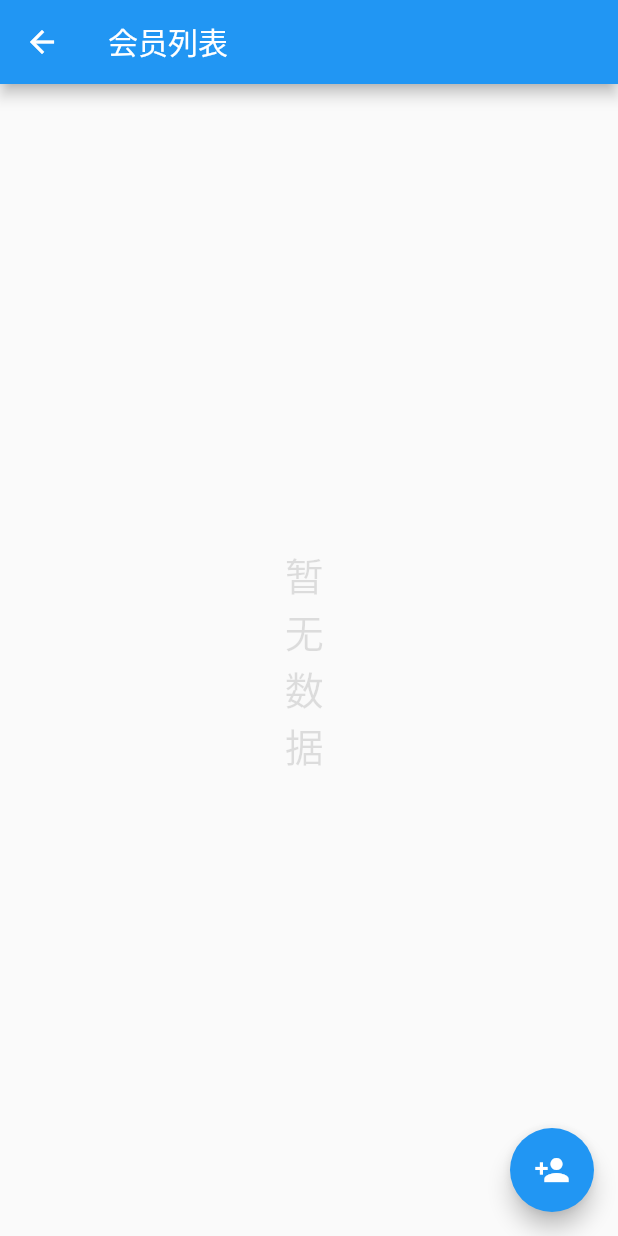
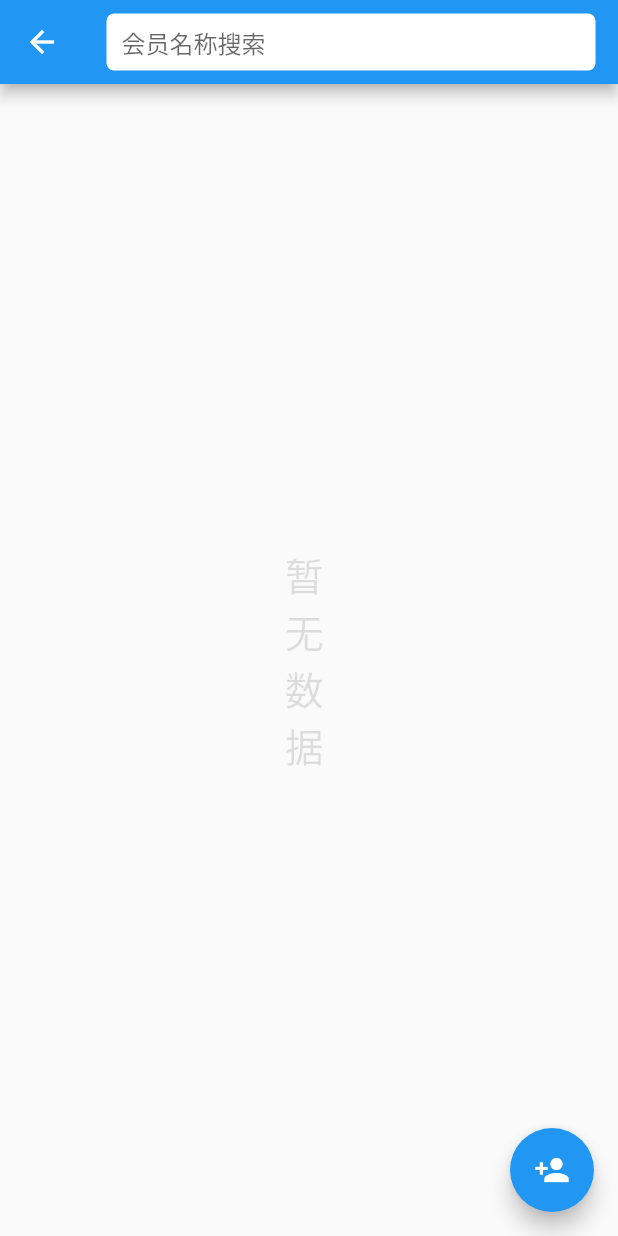
Before and after one commit to HHHHex/CourseManagement, a Flutter app: the MemberListScaffold screen opened directly, on a phone screen of 412 x 824 dp. Run offline on Flutter 3.47's test engine with Material 2 defaults, Android fonts, the phone set to English and light mode, and no system bars; our stand-ins replace date_format, fluttertoast, sqflite; missing offline and left inert: dart:ffi; accounts and stored records are empty.

Commit message:
新增会员名搜索功能

```diff
--- a/lib/Scene/Management/Member/MemberListScaffold.dart
+++ b/lib/Scene/Management/Member/MemberListScaffold.dart
@@ -1,63 +1,117 @@
-import 'package:boxing_lessons/General/Scaffold/ListScaffold.dart';
+import 'package:boxing_lessons/General/Widget/EmptyPage.dart';
 import 'package:boxing_lessons/Scene/Management/Member/Presenter/MemberListPresenter.dart';
 import 'package:boxing_lessons/Scene/Management/Member/Model/MemberModel.dart';
 import 'package:boxing_lessons/Scene/Management/Member/MemberDetailScaffold.dart';
 import 'package:flutter/material.dart';
 
-class MemberListScaffold extends ListScaffold {
+enum MemberListType {
+  scan,
+  selection,
+}
+
+class MemberListScaffold extends StatefulWidget {
+
+  MemberListType type = MemberListType.scan;
 
   MemberListScaffold();
-  MemberListScaffold.selection():super.selection();
+
+  MemberListScaffold.selection() {
+    this.type = MemberListType.selection;
+  }
 
   @override
-  ListScaffoldState<ListScaffold> getState() => _MemberListScaffoldState();
+  State<StatefulWidget> createState() {
+    return _MemberListScaffoldState();
+  }
 }
 
-class _MemberListScaffoldState extends ListScaffoldState<MemberListScaffold>  implements MemberListProtocol {
+class _MemberListScaffoldState extends State<MemberListScaffold>
+    implements MemberListProtocol {
+
+  TextEditingController _editingController = new TextEditingController();
+
+  FocusNode _focusNode = FocusNode();
+
+  bool _searching = false;
+
   MemberListPresenter _presenter;
+
+  void dispose() {
+    super.dispose();
+    //释放
+    _focusNode.dispose();
+  }
+
+  @override
+  void initState() {
+    super.initState();
+    _presenter.fetchData(_editingController.text);
+    _focusNode.addListener(() {
+      if (_focusNode.hasFocus) {
+        setState(() {
+          _searching = true;
+        });
+      } else {
+        setState(() {
+          _searching = false;
+        });
+        _presenter.fetchData(_editingController.text);
+      }
+    });
+  }
+
+  @override
+  Widget build(BuildContext context) {
+    return Scaffold(
+      appBar: _getAppBar(),
+      body: _viewByListCount(),
+      floatingActionButton: _getActionButton(),
+    );
+  }
 
   _MemberListScaffoldState() {
     _presenter = MemberListPresenter(this);
   }
 
-  @override
-  void initState() {
-    super.initState();
-    _presenter.fetchData();
-  }
-
-  @override
-  String getTitle() {
-    return "会员列表";
-  }
-
-  @override
-  IconData getAddIcon() {
-    return Icons.person_add_sharp;
+  Widget _viewByListCount() {
+    if (_presenter.models.length == 0) {
+      return EmptyPage();
+    }
+    return ListView.builder(
+      itemBuilder: (BuildContext context, int index) {
+        return _getItemAtIndex(index);
+      },
+      itemCount: _presenter.models.length,
+    );
   }
 
   @override
   void onClickIndex(int index) {
-    MemberModel model = this.widget.list[index];
-    if (this.widget.type == ListScaffoldType.scan) {
-      Navigator.of(context).push(MaterialPageRoute(builder: (context) => MemberDetailScaffold.withId(model.id))).then((value){
-        _presenter.fetchData();
+    MemberModel model = _presenter.models[index];
+    if (this.widget.type == MemberListType.scan) {
+      Navigator.of(context).push(MaterialPageRoute(
+          builder: (context) => MemberDetailScaffold.withId(model.id))).then((
+          value) {
+        _presenter.fetchData(_editingController.text);
       });
-    } else if (this.widget.type == ListScaffoldType.selection) {
+    } else if (this.widget.type == MemberListType.selection) {
       Navigator.pop(context, model);
     }
   }
 
   void onClickAdd(BuildContext context) {
-    Navigator.of(context).push(MaterialPageRoute(builder: (context) => MemberDetailScaffold.add())).then((value){
-      _presenter.fetchData();
+    Navigator.of(context)
+        .push(
+        MaterialPageRoute(builder: (context) => MemberDetailScaffold.add()))
+        .then((value) {
+      _presenter.fetchData(_editingController.text);
     });
   }
 
   @override
-  Widget getItemAtIndex(int index) {
-    MemberModel model = this.widget.list[index];
-    return listItem(Icons.person, model.name, model.descript, index);
+  Widget _getItemAtIndex(int index) {
+    MemberModel model = _presenter.models[index];
+    return _listItem(Icons.person, model.name, model.descript, index);
   }
 
   @override
@@ -66,10 +120,114 @@ class _MemberListScaffoldState extends ListScaffoldState<MemberListScaffold>  im
   }
 
   @override
-  void reloadWithMembers(List<MemberModel> members) {
+  void reloadData() {
     setState(() {
-      this.widget.list = members;
     });
   }
 
+  Widget _getActionButton() {
+    if (this.widget.type == MemberListType.scan) {
+      return FloatingActionButton(
+          onPressed: () {
+            onClickAdd(context);
+          },
+          child: Icon(Icons.person_add_sharp));
+    } else {
+      return null;
+    }
+  }
+
+  Widget _listItem(IconData icon, String title, String detail, int index) {
+    return Container(
+        child: GestureDetector(
+          child: Container(
+            height: 60,
+            child: ListTile(
+              leading: Icon(icon),
+              title: Text(title),
+              subtitle: Text(detail),
+            ),
+            decoration: BoxDecoration(
+                border: Border(
+                    bottom: BorderSide(width: 1, color: Color(0xffe5e5e5)))
+            ),
+          ),
+          onTap: () {
+            onClickIndex(index);
+          },
+        )
+    );
+  }
+
+  Widget _getAppBar() {
+    return AppBar(
+      titleSpacing: 15,
+      title:
+      Container(
+        decoration: new BoxDecoration(
+          color: Colors.white,
+          borderRadius: BorderRadius.all(Radius.circular(5.0)),
+        ),
+        alignment: Alignment.center,
+        height: 38,
+        child: Container(
+          alignment: Alignment.center,
+          padding: EdgeInsets.fromLTRB(10, 0, 10, 0),
+          margin: EdgeInsets.all(0),
+          child: TextField(
+            controller: _editingController,
+            focusNode: _focusNode,
+            decoration: InputDecoration(
+              hintText: "会员名称搜索",
+              contentPadding: EdgeInsets.all(0),
+              border: OutlineInputBorder(
+                borderSide: BorderSide(
+                  color: Colors.transparent,
+                ),
+              ),
+              enabledBorder: OutlineInputBorder(
+                borderSide: BorderSide(
+                  color: Colors.transparent,
+                ),
+              ),
+              disabledBorder: OutlineInputBorder(
+                borderSide: BorderSide(
+                  color: Colors.transparent,
+                ),
+              ),
+              focusedBorder: OutlineInputBorder(
+                borderSide: BorderSide(
+                  color: Colors.transparent,
+                ),
+              ),
+            ),
+            textAlign: TextAlign.left,
+          ),
+        ),
+      ),
+      actions: _getActions(),
+    );
+  }
+
+  List<Widget> _getActions() {
+    if (_searching) {
+      return [
+        InkWell(
+          child:
+          Container(width: 50, height: 50,
+            child: Center(child:
+            Text("取消"),
+            ),
+          ),
+          onTap: () {
+            _focusNode.unfocus();
+          },
+        )
+      ];
+    } else {
+      return [];
+    }
+
+  }
+
 }
--- a/lib/Service/DataBaseManager.dart
+++ b/lib/Service/DataBaseManager.dart
@@ -26,8 +26,8 @@ class DataBaseManager {
   final _dbName = 'USER.db';
   final _sql_create_table_lesson = 'CREATE TABLE $lesson (id INTEGER PRIMARY KEY, lesson_name TEXT, duration REAL, price REAL, coach_id INTEGER, descript TEXT, create_time INTEGER, modify_time INTEGER)';
   final _sql_create_table_coach = 'CREATE TABLE $coach (id INTEGER PRIMARY KEY, coach_name TEXT, number Text, gender INTEGER, descript TEXT, create_time INTEGER, modify_time INTEGER)';
-  final _sql_create_table_member = 'CREATE TABLE $member (id INTEGER PRIMARY KEY, member_name TEXT, gender INTEGER, birth_day INTEGER, contact TEXT, coach_id INTEGER, descript TEXT, create_time INTEGER, modify_time INTEGER)';
-  final _sql_create_table_order = 'CREATE TABLE $order (id INTEGER PRIMARY KEY, member_id INTEGER, coach_id INTEGER, lesson_id INTEGER, total_times INTEGER, remain_times INTEGER, single_price REAL, earning REAL, expire_time INTEGER, descript TEXT, create_time INTEGER, modify_time INTEGER)';
+  final _sql_create_table_member = 'CREATE TABLE $member (id INTEGER PRIMARY KEY, member_name TEXT, pin_yin TEXT, gender INTEGER, birth_day INTEGER, contact TEXT, coach_id INTEGER, descript TEXT, create_time INTEGER, modify_time INTEGER)';
+  final _sql_create_table_order = 'CREATE TABLE $order (id INTEGER PRIMARY KEY, order_type INTEGER, member_id INTEGER, coach_id INTEGER, lesson_id INTEGER, total_times INTEGER, remain_times INTEGER, single_price REAL, earning REAL, expire_time INTEGER, descript TEXT, create_time INTEGER, modify_time INTEGER)';
   final _sql_create_table_engage = 'CREATE TABLE $engage (id INTEGER PRIMARY KEY, member_id INTEGER, order_id INTEGER, coach_id INTEGER, lesson_id INTEGER, start_time INTEGER, duration REAL, descript TEXT, create_time INTEGER, modify_time INTEGER, state INTEGER)';
   final _sql_create_table_remind = 'CREATE TABLE $remind (id INTEGER PRIMARY KEY, refer_id INTEGER, type INTEGER, state INTEGER, create_time INTEGER, update_time INTEGER)';
 
```
Also changed, not shown: lib/Scene/Calendar/TodayPreviewScaffold.dart (+3 -4 lines), lib/Scene/Management/Member/Presenter/MemberListPresenter.dart (+14 -6 lines), lib/Scene/Management/Order/M&P/OrderModel.dart (+9 -0 lines).
